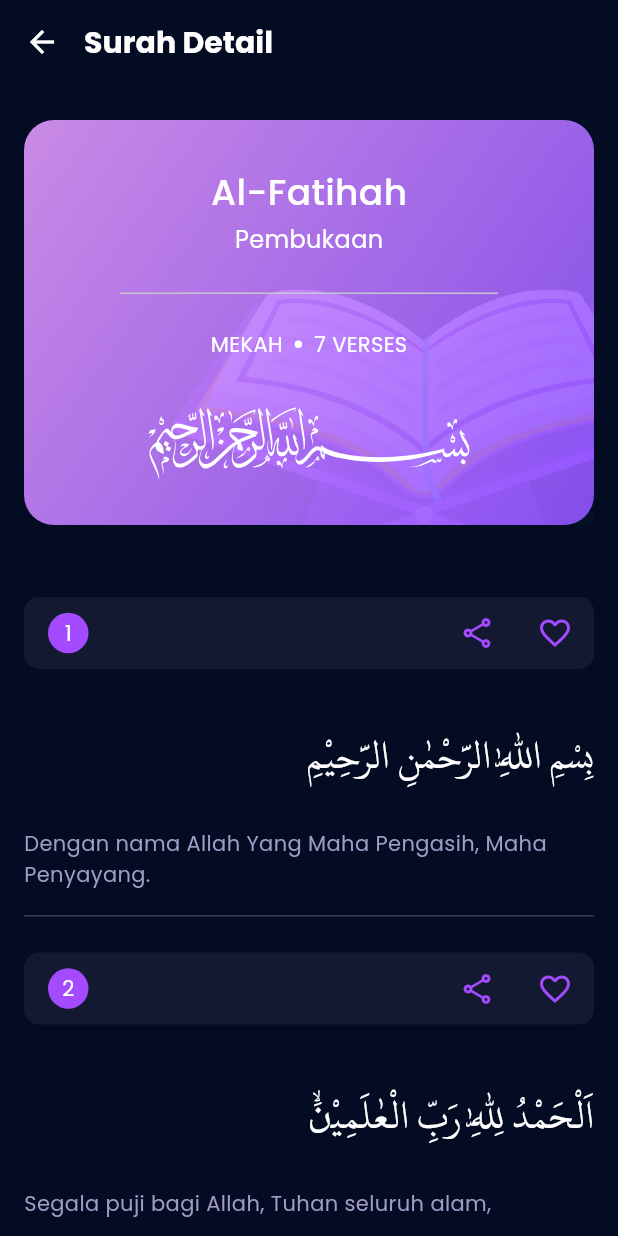
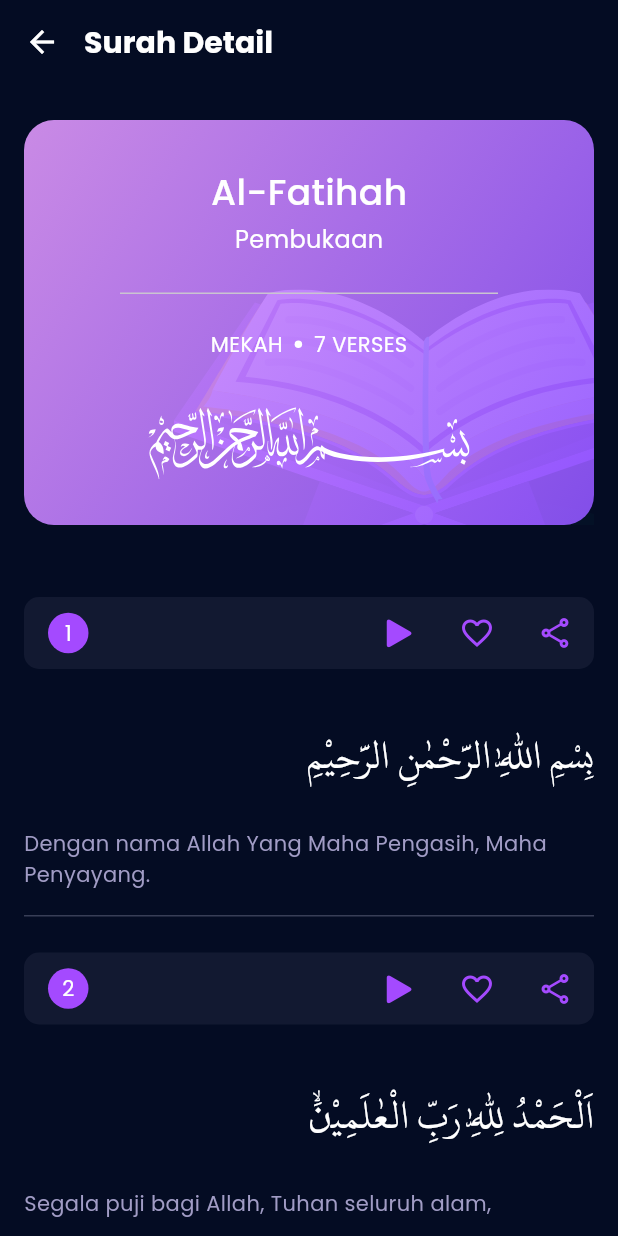
Before and after one commit to btrianurdin/quran-hub-flutter, a Flutter app: the HomePage screen opened by its route, after a tap on an icon or button, on a phone screen of 412 x 824 dp. Run offline on Flutter 3.47's test engine with Material 3 defaults, Android fonts, the phone set to English and light mode, and no system bars; our stand-ins replace flutter_riverpod, flutter_svg, fluttertoast, go_router, google_fonts, hive_flutter and 3 more; accounts and stored records are empty; project files that could hold a hidden picture were left out.

Commit message:
feat(audio): implement quran audio each verse

```diff
--- /dev/null
+++ b/lib/models/quran_audio_model.dart
@@ -0,0 +1,45 @@
+class QuranAudioModel {
+  final int id;
+  final String url;
+  final String surahName;
+  final int numberOfVerse;
+
+  QuranAudioModel({
+    required this.id,
+    required this.url,
+    required this.surahName,
+    required this.numberOfVerse,
+  });
+
+  factory QuranAudioModel.fromJson(Map<String, dynamic> json) {
+    return QuranAudioModel(
+      id: json['nomor'],
+      url: json['ayat']['audio']['05'],
+      surahName: json['namaLatin'],
+      numberOfVerse: json['ayat']['nomorAyat'],
+    );
+  }
+}
+
+// class QuranAudioVerseModel {
+//   final int id;
+//   final String url;
+//   final String surahName;
+//   final String numberOfVerse;
+
+//   QuranAudioVerseModel({
+//     required this.id,
+//     required this.url,
+//     required this.surahName,
+//     required this.numberOfVerse,
+//   });
+
+//   factory QuranAudioVerseModel.fromJson(Map<String, dynamic> json) {
+//     return QuranAudioVerseModel(
+//       id: json['nomor'],
+//       url: json['ayat']['audio']['05'],
+//       surahName: json['namaLatin'],
+//       numberOfVerse: json['ayat']['nomorAyat'],
+//     );
+//   }
+// }
--- a/lib/models/verse_model.dart
+++ b/lib/models/verse_model.dart
@@ -3,12 +3,14 @@ class VerseModel {
   final String arabicText;
   final String latinText;
   final String translationText;
+  final String audio;
 
   VerseModel({
     required this.numberOfVerse,
     required this.arabicText,
     required this.latinText,
     required this.translationText,
+    required this.audio,
   });
 
   factory VerseModel.fromJson(Map<String, dynamic> json) {
@@ -17,6 +19,7 @@ class VerseModel {
       arabicText: json['teksArab'],
       latinText: json['teksLatin'],
       translationText: json['teksIndonesia'],
+      audio: json['audio']['05'],
     );
   }
 
--- a/lib/modules/home/home_page.dart
+++ b/lib/modules/home/home_page.dart
@@ -1,3 +1,5 @@
+import 'dart:developer';
+
 import 'package:flutter/material.dart';
 import 'package:flutter_riverpod/flutter_riverpod.dart';
 import 'package:flutter_svg/svg.dart';
@@ -13,6 +15,7 @@ class HomePage extends StatelessWidget {
 
   @override
   Widget build(BuildContext context) {
+    log('home render');
     return TabViewContainer(
       adapterBox: SliverToBoxAdapter(
         child: Container(
--- a/lib/modules/surah-detail/components/verse_number_box.dart
+++ b/lib/modules/surah-detail/components/verse_number_box.dart
@@ -1,7 +1,10 @@
+import 'package:flutter/cupertino.dart';
 import 'package:flutter/material.dart';
 import 'package:flutter_riverpod/flutter_riverpod.dart';
 import 'package:quran/models/bookmark_model.dart';
+import 'package:quran/models/quran_audio_model.dart';
 import 'package:quran/models/verse_model.dart';
+import 'package:quran/providers/audio_provider.dart';
 import 'package:quran/providers/bookmark_provider.dart';
 import 'package:quran/utils/font_styles.dart';
 import 'package:quran/utils/theme_color.dart';
@@ -57,26 +60,30 @@ class VerseNumberBox extends StatelessWidget {
           ),
           Row(
             children: [
+              Consumer(builder: (context, ref, child) {
+                return Row(
+                  children: [
                     IconButton(
                       color: ThemeColor.primary,
-                onPressed: () async {
-                  try {
-                    await Share.share(
-                      'Surah $surahName Ayat ${verse.numberOfVerse}\n\n${verse.arabicText}\n\n${verse.translationText}\n\nQuran App ~',
-                    );
-                  } catch (e) {
-                    print('Error: $e');
-                  }
+                      onPressed: () {
+                        ref
+                            .read(playerStateProvider.notifier)
+                            .loaded(QuranAudioModel(
+                              id: surahId,
+                              url: verse.audio,
+                              surahName: surahName,
+                              numberOfVerse: verse.numberOfVerse,
+                            ));
                       },
+                      padding: const EdgeInsets.all(0),
                       icon: const Icon(
-                  Icons.share_outlined,
+                        CupertinoIcons.play_arrow_solid,
                         color: ThemeColor.primary,
-                  size: 24,
+                        size: 26,
                       ),
                     ),
                     const SizedBox(width: 4),
-              Consumer(builder: (context, ref, child) {
-                return IconButton(
+                    IconButton(
                       color: ThemeColor.primary,
                       onPressed: () {
                         if (isBookmarked) {
@@ -100,8 +107,28 @@ class VerseNumberBox extends StatelessWidget {
                         color: ThemeColor.primary,
                         size: 24,
                       ),
+                    ),
+                  ],
                 );
               }),
+              const SizedBox(width: 4),
+              IconButton(
+                color: ThemeColor.primary,
+                onPressed: () async {
+                  try {
+                    await Share.share(
+                      'Surah $surahName Ayat ${verse.numberOfVerse}\n\n${verse.arabicText}\n\n${verse.translationText}\n\nQuran App ~',
+                    );
+                  } catch (e) {
+                    print('Error: $e');
+                  }
+                },
+                icon: const Icon(
+                  Icons.share_outlined,
+                  color: ThemeColor.primary,
+                  size: 24,
+                ),
+              ),
             ],
           )
         ],
--- a/lib/repositories/surah_repository.dart
+++ b/lib/repositories/surah_repository.dart
@@ -1,5 +1,4 @@
 import 'dart:convert';
-
 import 'package:flutter/services.dart';
 import 'package:quran/models/surah_detail_model.dart';
 import 'package:quran/models/surah_model.dart';
--- /dev/null
+++ b/lib/shared/audio_player_box.dart
@@ -0,0 +1,101 @@
+import 'package:flutter/cupertino.dart';
+import 'package:flutter/material.dart';
+import 'package:flutter_riverpod/flutter_riverpod.dart';
+import 'package:quran/providers/audio_provider.dart';
+import 'package:quran/utils/font_styles.dart';
+import 'package:quran/utils/format_duration.dart';
+import 'package:quran/utils/theme_color.dart';
+
+class AudioPlayerBox extends ConsumerStatefulWidget {
+  const AudioPlayerBox({super.key});
+
+  @override
+  ConsumerState<AudioPlayerBox> createState() => _AudioPlayerBoxState();
+}
+
+class _AudioPlayerBoxState extends ConsumerState<AudioPlayerBox> {
+  @override
+  Widget build(BuildContext context) {
+    final player = ref.watch(playerStateProvider);
+
+    return Padding(
+      padding: const EdgeInsets.symmetric(horizontal: 16.0),
+      child: Container(
+        clipBehavior: Clip.antiAlias,
+        decoration: BoxDecoration(
+          color: ThemeColor.surface,
+          borderRadius: const BorderRadius.all(
+            Radius.circular(8),
+          ),
+          boxShadow: [
+            BoxShadow(
+              color: Colors.black.withOpacity(0.2),
+              blurRadius: 10,
+              offset: const Offset(0, -5),
+            ),
+          ],
+        ),
+        child: Column(
+          mainAxisSize: MainAxisSize.min,
+          children: [
+            Padding(
+              padding: const EdgeInsets.all(12),
+              child: Row(
+                children: [
+                  Expanded(
+                    child: Column(
+                      crossAxisAlignment: CrossAxisAlignment.start,
+                      children: [
+                        Text(
+                          'Surah ${player.data?.surahName} | Ayah ${player.data?.numberOfVerse}',
+                          style: FontStyles.regular.copyWith(
+                              fontWeight: FontWeight.bold, fontSize: 12),
+                        ),
+                        const SizedBox(height: 2),
+                        Text(
+                          '${formatDuration(player.position)} / ${formatDuration(player.duration)}',
+                          style: FontStyles.regular.copyWith(fontSize: 10),
+                        ),
+                      ],
+                    ),
+                  ),
+                  GestureDetector(
+                    onTap: () {
+                      if (player.isPlaying) {
+                        ref.read(playerStateProvider.notifier).pause();
+                      } else {
+                        ref.read(playerStateProvider.notifier).play();
+                      }
+                    },
+                    child: Icon(
+                      player.isPlaying
+                          ? CupertinoIcons.pause_solid
+                          : CupertinoIcons.play_arrow_solid,
+                      color: ThemeColor.primary,
+                    ),
+                  )
+                ],
+              ),
+            ),
+            Stack(
+              children: [
+                FractionallySizedBox(
+                  widthFactor: player.percentage,
+                  child: Container(
+                    height: 3,
+                    color: ThemeColor.primary,
+                  ),
+                ),
+                Container(
+                  width: double.infinity,
+                  height: 3,
+                  color: ThemeColor.primary.withOpacity(0.2),
+                )
+              ],
+            ),
+          ],
+        ),
+      ),
+    );
+  }
+}
--- /dev/null
+++ b/lib/shared/shell_route_layout.dart
@@ -0,0 +1,84 @@
+import 'package:flutter/material.dart';
+import 'package:flutter_riverpod/flutter_riverpod.dart';
+import 'package:quran/providers/audio_provider.dart';
+
+class ShellRouteLayout extends StatefulWidget {
+  const ShellRouteLayout({
+    required this.child,
+    required this.audioPlayer,
+    super.key,
+  });
+
+  final Widget child;
+  final Widget audioPlayer;
+
+  @override
+  State<ShellRouteLayout> createState() => _ShellRouteLayoutState();
+}
+
+class _ShellRouteLayoutState extends State<ShellRouteLayout> {
+  double? _localPosition;
+  double? _alignment;
+
+  @override
+  Widget build(BuildContext context) {
+    return Consumer(
+      builder: (context, ref, child) {
+        final player = ref.watch(playerStateProvider.select((value) => value.isShowPlayer));
+
+        return Scaffold(
+          body: Stack(
+            children: [
+              widget.child,
+              if (player)
+                Positioned(
+                  top: _alignment ?? (MediaQuery.of(context).size.height - 70),
+                  left: 0,
+                  right: 0,
+                  child: GestureDetector(
+                    onVerticalDragStart: (details) {
+                      setState(() {
+                        _alignment = details.globalPosition.dy -
+                            details.localPosition.dy;
+                        _localPosition = details.localPosition.dy;
+                      });
+                    },
+                    onVerticalDragUpdate: (details) {
+                      if (details.globalPosition.dy - _localPosition! <
+                          MediaQuery.of(context).size.height - 60) return;
+                      setState(() {
+                        _alignment =
+                            details.globalPosition.dy - _localPosition!;
+                      });
+                    },
+                    onVerticalDragEnd: (details) {
+                      if (_alignment! - _localPosition! >
+                          MediaQuery.of(context).size.height - 60) {
+                        ref.read(playerStateProvider.notifier).destroy();
+
+                        setState(() {
+                          _alignment = null;
+                          _localPosition = null;
+                        });
+                      } else {
+                        setState(() {
+                          _alignment = MediaQuery.of(context).size.height - 70;
+                        });
+                      }
+                    },
+                    child: widget.audioPlayer,
+                  ),
+                )
+            ],
+          ),
+        );
+      },
+    );
+    // return Scaffold(
+    //   extendBody: true,
+    //   body: widget.child,
+    //   floatingActionButtonLocation: FloatingActionButtonLocation.centerFloat,
+    //   floatingActionButton: ,
+    // );
+  }
+}
--- /dev/null
+++ b/lib/utils/format_duration.dart
@@ -0,0 +1,13 @@
+String formatDuration(Duration? duration, {bool showHours = false}) {
+  if (duration == null) {
+    return "00:00";
+  }
+
+  String twoDigits(int n) => n.toString().padLeft(2, "0");
+  String twoDigitMinutes = twoDigits(duration.inMinutes.remainder(60));
+  String twoDigitSeconds = twoDigits(duration.inSeconds.remainder(60));
+  if (showHours) {
+    return "${twoDigits(duration.inHours)}:$twoDigitMinutes:$twoDigitSeconds";
+  }
+  return "$twoDigitMinutes:$twoDigitSeconds";
+}
--- a/lib/utils/routes.dart
+++ b/lib/utils/routes.dart
@@ -4,29 +4,48 @@ import 'package:quran/modules/bookmark/bookmark_page.dart';
 import 'package:quran/modules/home/home_page.dart';
 import 'package:quran/modules/startup/startup_page.dart';
 import 'package:quran/modules/surah-detail/surah_detail_page.dart';
+import 'package:quran/shared/audio_player_box.dart';
+import 'package:quran/shared/shell_route_layout.dart';
 
 class Routes {
-  static final GlobalKey<NavigatorState> navigatorKey =
+  static final GlobalKey<NavigatorState> _rootNavigatorKey =
+      GlobalKey<NavigatorState>();
+  static final GlobalKey<NavigatorState> _shellNavigatorKey =
       GlobalKey<NavigatorState>();
 
   static final GoRouter router = GoRouter(
+    navigatorKey: _rootNavigatorKey,
     initialLocation: '/intro',
     routes: <RouteBase>[
       GoRoute(
         path: '/intro',
         builder: (context, state) => const StartupPage(),
       ),
-      GoRoute(path: '/home', builder: (context, state) => const HomePage()),
+      ShellRoute(
+        navigatorKey: _shellNavigatorKey,
+        builder: (context, state, child) => ShellRouteLayout(
+          audioPlayer: const AudioPlayerBox(),
+          child: child,
+        ),
+        routes: [
           GoRoute(
+            parentNavigatorKey: _shellNavigatorKey,
+            path: '/home',
+            builder: (context, state) => const HomePage(),
+          ),
+          GoRoute(
+            parentNavigatorKey: _shellNavigatorKey,
             path: '/surah/:id',
             builder: (context, GoRouterState state) {
               final id = int.parse(state.pathParameters['id'] ?? '1');
               var extra = state.extra as Map<String, dynamic>? ?? {};
 
-          return SurahDetailPage(surahId: id, surahName: extra['surahName']);
+              return SurahDetailPage(
+                  surahId: id, surahName: extra['surahName']);
             },
           ),
           GoRoute(
+            parentNavigatorKey: _shellNavigatorKey,
             path: '/bookmarks',
             pageBuilder: (context, state) {
               const begin = Offset(0.0, 0.7);
@@ -53,5 +72,7 @@ class Routes {
             builder: (context, state) => const BookmarkPage(),
           ),
         ],
+      ),
+    ],
   );
 }
```
Also changed, not shown: lib/models/player_state_model.dart (added, +37 -0 lines), lib/providers/_deprecated_audio_provider.dart (added, +82 -0 lines), lib/providers/audio_provider.dart (added, +83 -0 lines), lib/services/audio/audio_service.dart (added, +8 -0 lines). Lines whose indentation alone changed are shown as unchanged.
